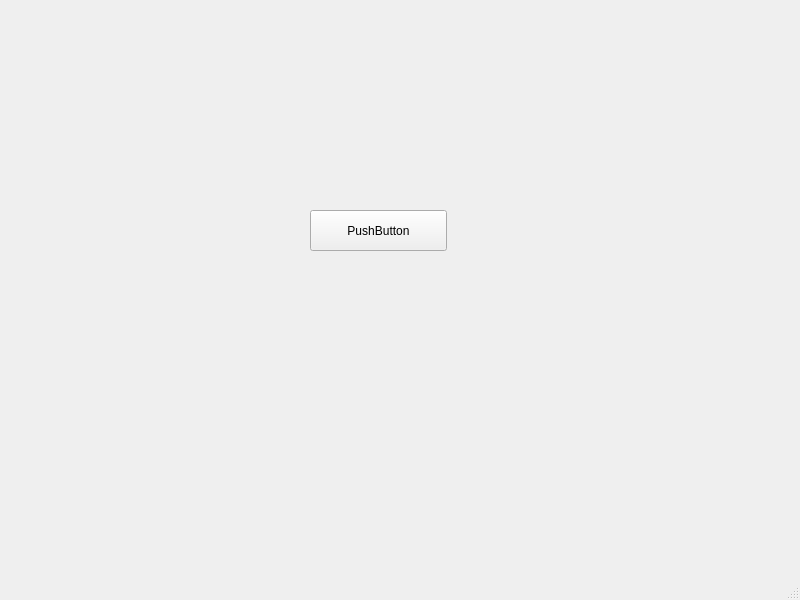
The window that application/mainwindow.ui (kevinhartyanyi/BSC-Thesis) describes before a commit, drawn with Qt 5.
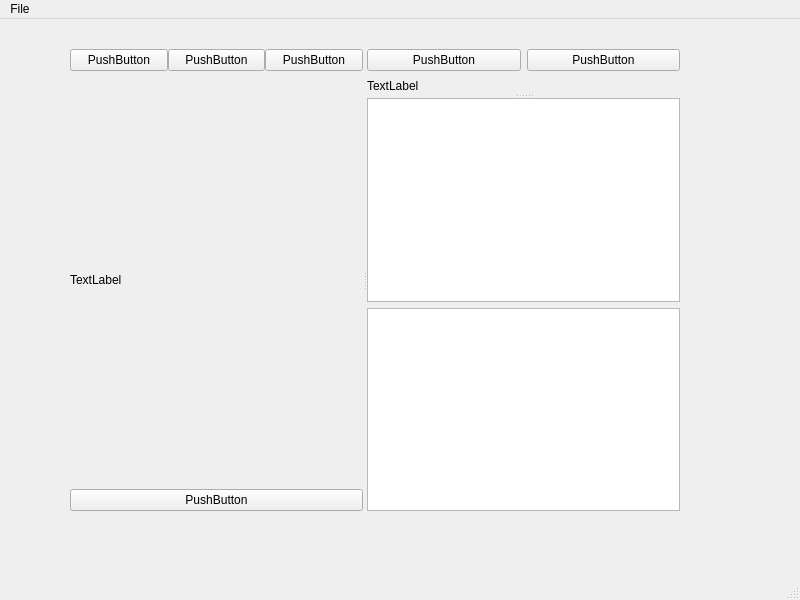
The same window after the commit.

Commit message: Added options for opening and closing a video

Patch:
```diff
--- a/application/mainwindow.ui
+++ b/application/mainwindow.ui
@@ -14,18 +14,120 @@
    <string>MainWindow</string>
   </property>
   <widget class="QWidget" name="centralwidget">
-   <widget class="QPushButton" name="pushButton">
+   <widget class="QSplitter" name="splitter_2">
     <property name="geometry">
      <rect>
-      <x>310</x>
-      <y>210</y>
-      <width>137</width>
-      <height>41</height>
+      <x>70</x>
+      <y>30</y>
+      <width>610</width>
+      <height>462</height>
      </rect>
     </property>
-    <property name="text">
-     <string>PushButton</string>
+    <property name="orientation">
+     <enum>Qt::Horizontal</enum>
     </property>
+    <widget class="QWidget" name="layoutWidget">
+     <layout class="QVBoxLayout" name="verticalLayout_5">
+      <item>
+       <layout class="QHBoxLayout" name="horizontalLayout_3">
+        <property name="spacing">
+         <number>0</number>
+        </property>
+        <item>
+         <widget class="QPushButton" name="b_video_left">
+          <property name="sizePolicy">
+           <sizepolicy hsizetype="Minimum" vsizetype="Fixed">
+            <horstretch>0</horstretch>
+            <verstretch>0</verstretch>
+           </sizepolicy>
+          </property>
+          <property name="text">
+           <string>PushButton</string>
+          </property>
+         </widget>
+        </item>
+        <item>
+         <widget class="QPushButton" name="b_video_up">
+          <property name="text">
+           <string>PushButton</string>
+          </property>
+         </widget>
+        </item>
+        <item>
+         <widget class="QPushButton" name="b_video_right">
+          <property name="text">
+           <string>PushButton</string>
+          </property>
+         </widget>
+        </item>
+       </layout>
+      </item>
+      <item>
+       <widget class="QLabel" name="l_video">
+        <property name="sizePolicy">
+         <sizepolicy hsizetype="Preferred" vsizetype="MinimumExpanding">
+          <horstretch>0</horstretch>
+          <verstretch>0</verstretch>
+         </sizepolicy>
+        </property>
+        <property name="text">
+         <string>TextLabel</string>
+        </property>
+       </widget>
+      </item>
+      <item>
+       <widget class="QPushButton" name="b_video_down">
+        <property name="text">
+         <string>PushButton</string>
+        </property>
+       </widget>
+      </item>
+     </layout>
+    </widget>
+    <widget class="QSplitter" name="splitter">
+     <property name="orientation">
+      <enum>Qt::Vertical</enum>
+     </property>
+     <widget class="QWidget" name="layoutWidget">
+      <layout class="QVBoxLayout" name="verticalLayout_2">
+       <item>
+        <layout class="QHBoxLayout" name="horizontalLayout">
+         <item>
+          <widget class="QPushButton" name="b_plot_left">
+           <property name="text">
+            <string>PushButton</string>
+           </property>
+          </widget>
+         </item>
+         <item>
+          <widget class="QPushButton" name="b_plot_right">
+           <property name="text">
+            <string>PushButton</string>
+           </property>
+          </widget>
+         </item>
+        </layout>
+       </item>
+       <item>
+        <widget class="QLabel" name="l_plot">
+         <property name="text">
+          <string>TextLabel</string>
+         </property>
+        </widget>
+       </item>
+      </layout>
+     </widget>
+     <widget class="QWidget" name="layoutWidget">
+      <layout class="QVBoxLayout" name="verticalLayout">
+       <item>
+        <widget class="QListWidget" name="hyperparamteres"/>
+       </item>
+       <item>
+        <widget class="QListWidget" name="other"/>
+       </item>
+      </layout>
+     </widget>
+    </widget>
    </widget>
   </widget>
   <widget class="QMenuBar" name="menubar">
@@ -34,9 +136,15 @@
      <x>0</x>
      <y>0</y>
      <width>800</width>
-     <height>37</height>
+     <height>36</height>
     </rect>
    </property>
+   <widget class="QMenu" name="menuFile">
+    <property name="title">
+     <string>File</string>
+    </property>
+   </widget>
+   <addaction name="menuFile"/>
   </widget>
   <widget class="QStatusBar" name="statusbar"/>
  </widget>
```
The commit also changes 6 other files.
